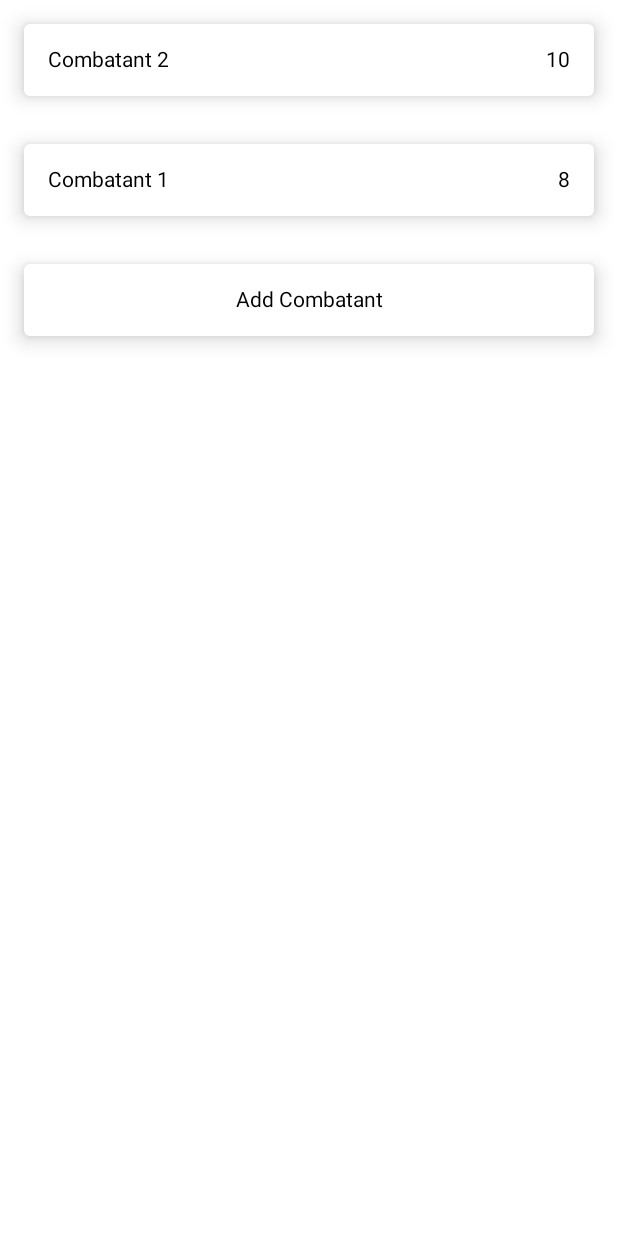
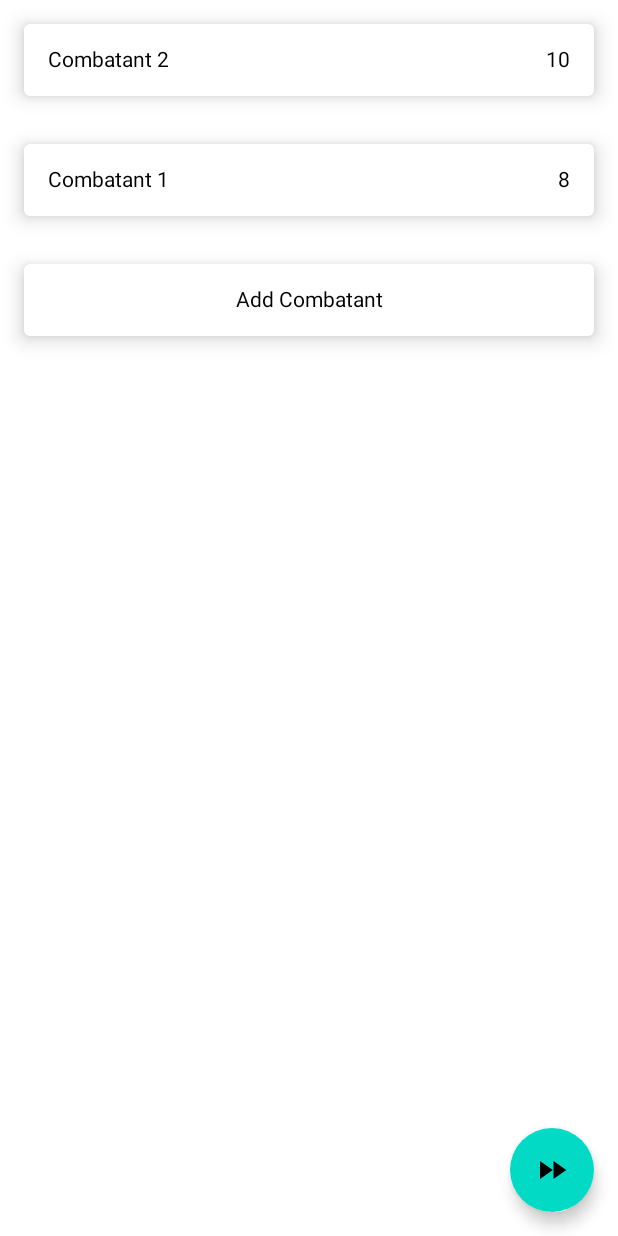
Before and after one commit to 976353715qq2003/perrinjerome0, an Android app built with Jetpack Compose: the @Preview function PreviewCombatHostScreen, on a phone screen of 412 x 824 dp. Run offline under Robolectric (Android 15) with nearby library versions, the phone set to English and light mode, and no system bars; libraries missing offline, so code that uses them is left out: io.github.aakira.napier.

Commit message:
Active character highlight
Also correct fast forward icon

```diff
--- a/app/src/main/java/de/lehrbaum/initiativetracker/view/combat/host/CombatHostFragment.kt
+++ b/app/src/main/java/de/lehrbaum/initiativetracker/view/combat/host/CombatHostFragment.kt
@@ -33,9 +33,6 @@ class CombatHostFragment : Fragment(), CombatHostViewModelImpl.Delegate, MenuPro
 		savedInstanceState: Bundle?
 	): View {
 		viewModel.setDelegate(this, viewLifecycleOwner)
-		viewModel.combatStarted.asLiveData().observe(viewLifecycleOwner) {
-
-		}
 		return ComposeView(requireContext()).apply {
 			setViewCompositionStrategy(ViewCompositionStrategy.DisposeOnViewTreeLifecycleDestroyed)
 			setContent {
@@ -66,6 +63,12 @@ class CombatHostFragment : Fragment(), CombatHostViewModelImpl.Delegate, MenuPro
 
 	override fun onCreateMenu(menu: Menu, menuInflater: MenuInflater) {
 		menuInflater.inflate(R.menu.menu_combat_host, menu)
+		val startCombatItem = menu.findItem(R.id.action_start_combat)
+		val prevCombatantItem = menu.findItem(R.id.action_prev_combatant)
+		viewModel.combatStarted.asLiveData().observe(viewLifecycleOwner) {
+			startCombatItem.isVisible = !it
+			prevCombatantItem.isVisible = it
+		}
 	}
 
 	override fun onPrepareMenu(menu: Menu) {
@@ -73,15 +76,11 @@ class CombatHostFragment : Fragment(), CombatHostViewModelImpl.Delegate, MenuPro
 		val joinAsHostItem = menu.findItem(R.id.action_join_as_host)
 		val stopShareItem = menu.findItem(R.id.action_stop_sharing)
 		val showSessionIdItem = menu.findItem(R.id.action_show_session_id)
-		val startCombatItem = menu.findItem(R.id.action_start_combat)
-		val prevCombatantItem = menu.findItem(R.id.action_prev_combatant)
 
 		shareItem.isVisible = !viewModel.isSharing
 		joinAsHostItem.isVisible = !viewModel.isSharing
 		stopShareItem.isVisible = viewModel.isSharing
 		showSessionIdItem.isVisible = viewModel.isSharing
-		startCombatItem.isVisible = !viewModel.combatStarted.value
-		prevCombatantItem.isVisible = viewModel.combatStarted.value
 	}
 
 	override fun onMenuItemSelected(menuItem: MenuItem): Boolean {
@@ -114,7 +113,7 @@ class CombatHostFragment : Fragment(), CombatHostViewModelImpl.Delegate, MenuPro
 				true
 			}
 			R.id.action_prev_combatant -> {
-				viewModel.previousActiveCombatant()
+				viewModel.previousCombatant()
 				true
 			}
 			R.id.action_characters -> {
--- a/app/src/main/java/de/lehrbaum/initiativetracker/view/combat/host/CombatHostScreen.kt
+++ b/app/src/main/java/de/lehrbaum/initiativetracker/view/combat/host/CombatHostScreen.kt
@@ -20,10 +20,12 @@ import androidx.compose.ui.Alignment
 import androidx.compose.ui.Modifier
 import androidx.compose.ui.draw.scale
 import androidx.compose.ui.graphics.Color
+import androidx.compose.ui.res.painterResource
 import androidx.compose.ui.text.style.TextAlign
 import androidx.compose.ui.tooling.preview.Devices
 import androidx.compose.ui.tooling.preview.Preview
 import androidx.compose.ui.unit.dp
+import de.lehrbaum.initiativetracker.R
 import de.lehrbaum.initiativetracker.view.Constants.defaultPadding
 import de.lehrbaum.initiativetracker.view.SwipeResponse
 import io.github.aakira.napier.Napier
@@ -40,6 +42,7 @@ interface HostCombatViewModel {
 	fun onCombatantSwipedToEnd(hostCombatantViewModel: HostCombatantViewModel): SwipeResponse
 	fun onCombatantSwipedToStart(hostCombatantViewModel: HostCombatantViewModel): SwipeResponse
 	fun onAddNewPressed()
+	fun nextCombatant()
 }
 
 @Composable
@@ -50,14 +53,25 @@ fun CombatHostScreen(hostCombatViewModel: HostCombatViewModel) {
 	if (hostEditCombatantViewModel != null) {
 		HostEditCombatantDialog(hostEditCombatantViewModel)
 	}
+
+	NextCombatantButton(hostCombatViewModel)
 }
 
 @Composable
 @OptIn(ExperimentalMaterialApi::class, ExperimentalFoundationApi::class)
 private fun CombatantList(hostCombatViewModel: HostCombatViewModel) {
 	val combatants by hostCombatViewModel.combatants.collectAsState()
-	// TODO use this to position currently active character
 	val listState = rememberLazyListState()
+
+	// Find the index of the active character
+	val activeCharacterIndex = combatants.indexOfFirst { it.active }
+
+	// Animate scrolling to the active character's position
+	LaunchedEffect(activeCharacterIndex) {
+		if (activeCharacterIndex != -1) {
+			listState.animateScrollToItem(activeCharacterIndex)
+		}
+	}
 	LazyColumn(state = listState) {
 		val itemModifier = Modifier
 			.padding(defaultPadding)
@@ -80,8 +94,11 @@ private fun CombatantList(hostCombatViewModel: HostCombatViewModel) {
 }
 
 @Composable
-fun CharacterListElement(combatant: HostCombatantViewModel, modifier: Modifier = Modifier) {
-	Card(elevation = 8.dp, modifier = modifier) {
+private fun CharacterListElement(combatant: HostCombatantViewModel, modifier: Modifier = Modifier) {
+	val backgroundColor by animateColorAsState(
+		if (combatant.active) Color(0xFFE0E0E0) else Color.White
+	)
+	Card(backgroundColor = backgroundColor, elevation = 8.dp, modifier = modifier) {
 		Row {
 			Text(
 				text = combatant.name, modifier = Modifier
@@ -139,7 +156,7 @@ private fun handleDismissState(
 
 @Composable
 @OptIn(ExperimentalMaterialApi::class)
-fun SwipeToDismissBackground(dismissState: DismissState) {
+private fun SwipeToDismissBackground(dismissState: DismissState) {
 	val direction = dismissState.dismissDirection ?: return
 
 	val color by animateColorAsState(
@@ -176,6 +193,24 @@ fun SwipeToDismissBackground(dismissState: DismissState) {
 	}
 }
 
+@Composable
+private fun NextCombatantButton(hostCombatViewModel: HostCombatViewModel) {
+	Box(modifier = Modifier.fillMaxSize()) {
+		// Add the Floating Action Button
+		val combatStarted by hostCombatViewModel.combatStarted.collectAsState()
+		if (combatStarted) {
+			FloatingActionButton(
+				onClick = { hostCombatViewModel.nextCombatant() },
+				modifier = Modifier
+					.padding(all = 16.dp)
+					.align(alignment = Alignment.BottomEnd),
+			) {
+				Icon(painterResource(R.drawable.baseline_fast_forward_24), contentDescription = "Next Combatant")
+			}
+		}
+	}
+}
+
 @Preview(device = Devices.NEXUS_5, showBackground = true, showSystemUi = true)
 @Composable
 fun PreviewCombatHostScreen() {
@@ -198,7 +233,7 @@ private val sampleCombatants = listOf(
 private class MockHostCombatViewModel : HostCombatViewModel {
 	override val combatants = MutableStateFlow(sampleCombatants)
 	override val hostEditCombatantViewModel = mutableStateOf<HostEditCombatantViewModel?>(null)
-	override val combatStarted = MutableStateFlow(false)
+	override val combatStarted = MutableStateFlow(true)
 
 	override fun onCombatantSelected(hostCombatantViewModel: HostCombatantViewModel) {}
 
@@ -207,4 +242,5 @@ private class MockHostCombatViewModel : HostCombatViewModel {
 	override fun onCombatantSwipedToStart(hostCombatantViewModel: HostCombatantViewModel) = SwipeResponse.SLIDE_OUT
 
 	override fun onAddNewPressed() {}
+	override fun nextCombatant() {}
 }
--- a/app/src/main/java/de/lehrbaum/initiativetracker/view/combat/host/CombatHostViewModelImpl.kt
+++ b/app/src/main/java/de/lehrbaum/initiativetracker/view/combat/host/CombatHostViewModelImpl.kt
@@ -82,11 +82,11 @@ class CombatHostViewModelImpl : DelegatingViewModel<CombatHostViewModelImpl.Dele
 		combatStarted.value = true
 	}
 
-	fun nextActiveCombatant() {
+	override fun nextCombatant() {
 		combatController.nextTurn()
 	}
 
-	fun previousActiveCombatant() {
+	fun previousCombatant() {
 		combatController.prevTurn()
 	}
 
--- /dev/null
+++ b/app/src/main/res/drawable/baseline_fast_forward_24.xml
@@ -0,0 +1,10 @@
+<vector xmlns:android="http://schemas.android.com/apk/res/android"
+    android:width="24dp"
+    android:height="24dp"
+    android:viewportWidth="24"
+    android:viewportHeight="24"
+    android:tint="?attr/colorControlNormal">
+    <path
+        android:fillColor="@android:color/white"
+        android:pathData="M4,18l8.5,-6L4,6v12zM13,6v12l8.5,-6L13,6z" />
+</vector>
```
